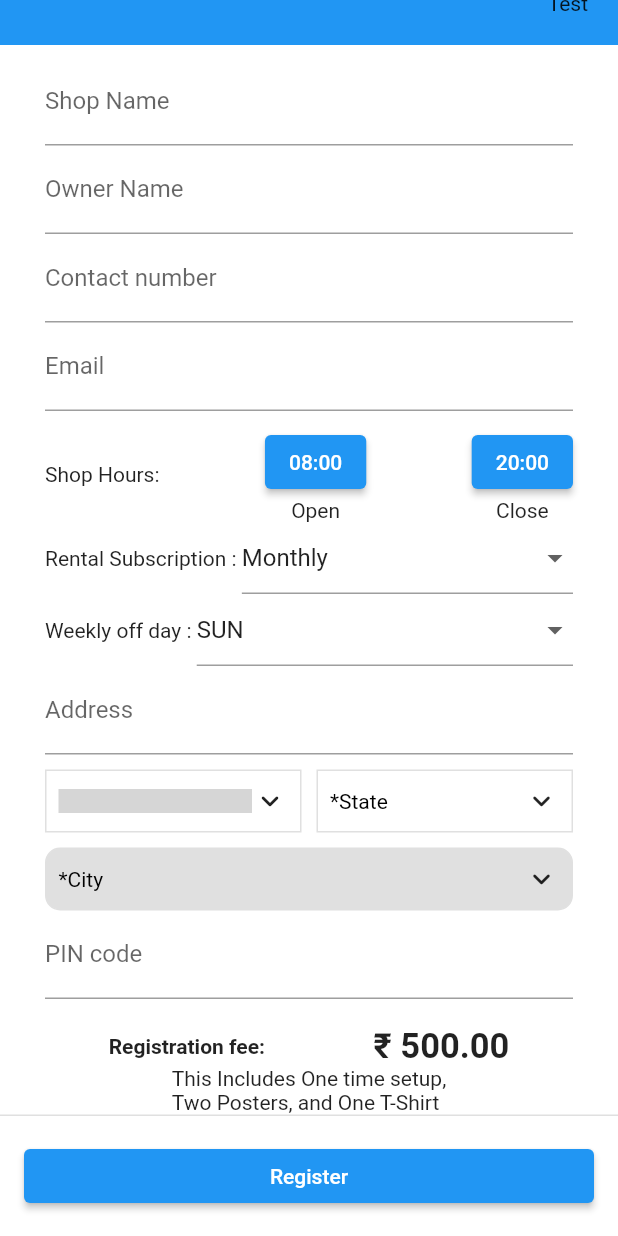
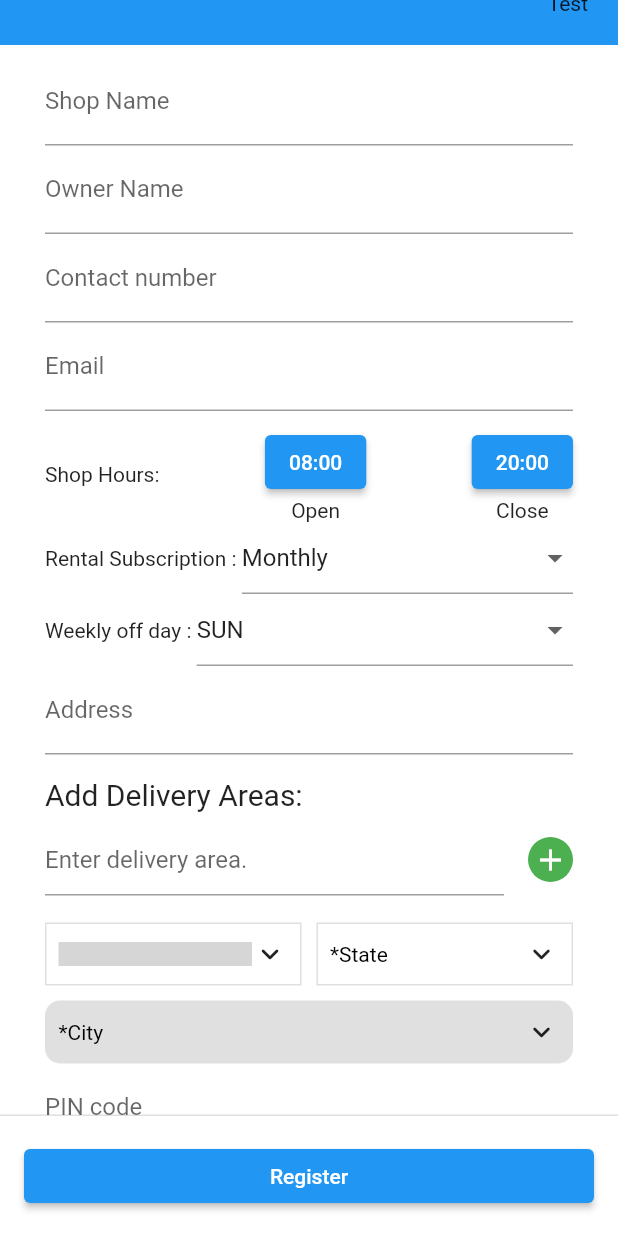
Before and after one commit to thumbeti/bha_app_vendor, a Flutter app: the RegistrationScreen screen opened directly, scrolled down 170 dp, on a phone screen of 412 x 824 dp. Run offline on Flutter 3.47's test engine with Material 2 defaults, Android fonts, the phone set to English and light mode, and no system bars; drawn by our look-alikes of csc_picker; our stand-ins replace cloud_firestore, email_validator, firebase_auth, firebase_core, firebase_storage, flutter_easyloading and 2 more; missing offline and left inert: flutterfire_ui, razorpay_flutter; accounts and stored records are empty; Roboto replaces fonts that are missing (CircularStd-Bold, CircularStd-Medium); grey boxes are pictures that could not be loaded.

Commit message:
Added delivery address.

```diff
--- a/lib/screens/registration_screen.dart
+++ b/lib/screens/registration_screen.dart
@@ -26,6 +26,9 @@ class RegistrationScreen extends StatefulWidget {
 class _RegistrationScreenState extends State<RegistrationScreen> {
   final FirebaseServices _services = FirebaseServices();
   final _formKey = GlobalKey<FormState>();
+  late TextEditingController _nameController;
+  static List<String?> deliveryAreasList = [null];
+
   late Razorpay _razorpay;
   bool testMode = true;
   int modeClickCount = 0;
@@ -63,10 +66,14 @@ class _RegistrationScreenState extends State<RegistrationScreen> {
     _razorpay.on(Razorpay.EVENT_PAYMENT_SUCCESS, _handlePaymentSuccess);
     _razorpay.on(Razorpay.EVENT_PAYMENT_ERROR, _handlePaymentError);
     _razorpay.on(Razorpay.EVENT_EXTERNAL_WALLET, _handleExternalWallet);
+
+    //deliveryAreasList.insert(0, '');
+    _nameController = TextEditingController();
   }
 
   @override
   void dispose() {
+    _nameController.dispose();
     super.dispose();
     _razorpay.clear();
   }
@@ -135,7 +142,8 @@ class _RegistrationScreenState extends State<RegistrationScreen> {
   }
 
   void finishRegistration() async {
-    openCheckout();
+    termsAndConditionsDialog(context);
+    //openCheckout();
     _saveToDB();
   }
 
@@ -174,11 +182,7 @@ class _RegistrationScreenState extends State<RegistrationScreen> {
         //'tinNumber':_gstNumber.text.isEmpty? null : _gstNumber.text,
       }).then((value) {
         EasyLoading.dismiss();
-        Navigator.of(context).pushReplacement(
-          MaterialPageRoute(
-            builder: (BuildContext context) => const LandingScreen(),
-          ),
-        );
+        Navigator.pop(context);
       });
     });
   }
@@ -281,7 +285,7 @@ class _RegistrationScreenState extends State<RegistrationScreen> {
               ),
               TextButton(
                 onPressed: () {
-                  finishRegistration();
+                  //finishRegistration();
                 },
                 child: const Text('I agree!'),
                 style: TextButton.styleFrom(
@@ -615,6 +619,17 @@ class _RegistrationScreenState extends State<RegistrationScreen> {
                           }
                         }),
                     const SizedBox(
+                      height: 15,
+                    ),
+                    Column(
+                      crossAxisAlignment: CrossAxisAlignment.start,
+                      children: [
+                        Text('Add Delivery Areas:', style: TextStyle(fontSize: 20),),
+                        Container(),
+                      ],
+                    ),
+                    ..._getDeliveryAreas(),
+                    const SizedBox(
                       height: 10,
                     ),
 
@@ -766,8 +781,6 @@ class _RegistrationScreenState extends State<RegistrationScreen> {
                   padding: const EdgeInsets.all(8.0),
                   child: ElevatedButton(
                     child: const Text('Register'),
-                    //onPressed: _saveToDB,
-                    //onPressed: () => termsAndConditionsDialog(context),
                     onPressed: () {
                       if (_shopImage == null) {
                         _scaffold('Shop Image not seleted');
@@ -780,7 +793,14 @@ class _RegistrationScreenState extends State<RegistrationScreen> {
                           _scaffold('Select address field completely');
                           return;
                         }
+                        //onPressed: _saveToDB,
+                        //onPressed: () => termsAndConditionsDialog(context),
                         finishRegistration();
+                        Navigator.of(context).pushReplacement(
+                          MaterialPageRoute(
+                            builder: (BuildContext context) => const LandingScreen(),
+                          ),
+                        );
                       }
                     },
                   ),
@@ -792,4 +812,98 @@ class _RegistrationScreenState extends State<RegistrationScreen> {
       ),
     );
   }
+
+  /// get delivery areas text-fields
+  List<Widget> _getDeliveryAreas(){
+    List<Widget> areasTextFields = [];
+    print('Siva: ' + deliveryAreasList.toString());
+    for(int i=0; i<deliveryAreasList.length; i++){
+      areasTextFields.add(
+          Padding(
+            padding: const EdgeInsets.symmetric(vertical: 8.0),
+            child: Row(
+              children: [
+                Expanded(child: DeliveryAreas(i)),
+                SizedBox(width: 16,),
+                // we need add button at last friends row
+                //_addRemoveButton(i == deliveryAreasList.length-1, i),
+                _addRemoveButton(i == 0, i),
+              ],
+            ),
+          )
+      );
+    }
+    return areasTextFields;
+  }
+
+  /// add / remove button
+  Widget _addRemoveButton(bool add, int index){
+    return InkWell(
+      onTap: (){
+        if(add){
+          // add new text-fields at the top of all friends textfields
+          deliveryAreasList.insert(index, '');
+        }
+        else deliveryAreasList.removeAt(index);
+        setState((){});
+      },
+      child: Container(
+        width: 30,
+        height: 30,
+        decoration: BoxDecoration(
+          color: (add) ? Colors.green : Colors.red,
+          borderRadius: BorderRadius.circular(20),
+        ),
+        child: Icon((add) ? Icons.add : Icons.remove, color: Colors.white,),
+      ),
+    );
+  }
+
 }
+
+class DeliveryAreas extends StatefulWidget {
+  final int index;
+  DeliveryAreas(this.index);
+  //const DeliveryAreas({Key? key}) : super(key: key);
+  @override
+  State<DeliveryAreas> createState() => _DeliveryAreasState();
+}
+
+class _DeliveryAreasState extends State<DeliveryAreas> {
+  late TextEditingController _nameController;
+
+  @override
+  void initState() {
+    super.initState();
+    _nameController = TextEditingController();
+  }
+
+  @override
+  void dispose() {
+    _nameController.dispose();
+    super.dispose();
+  }
+
+  @override
+  Widget build(BuildContext context) {
+
+    WidgetsBinding.instance!.addPostFrameCallback((timeStamp) {
+      _nameController.text = _RegistrationScreenState.deliveryAreasList[widget.index] ?? '';
+    });
+
+    return TextFormField(
+      //autovalidateMode: AutovalidateMode.always,
+      controller: _nameController,
+      onChanged: (v) => _RegistrationScreenState.deliveryAreasList[widget.index] = v,
+      decoration: InputDecoration(
+          hintText: 'Enter delivery area.'
+      ),
+      validator: (String? v){
+        print('RAM:<' + v.toString()+ '>');
+        //if(v!.length < 2) return 'Please enter something valid';
+        if(v!.trim().isEmpty) return 'Please enter something';
+        return null;
+      },
+    );
+  }
+}
--- a/pubspec.yaml
+++ b/pubspec.yaml
@@ -49,6 +49,12 @@ dependencies:
 dev_dependencies:
   flutter_test:
     sdk: flutter
+  flutter_launcher_icons: "^0.9.2"
+
+flutter_icons:
+  android: true
+  ios: true
+  image_path: "assets/app_logo.png"
 
   # The "flutter_lints" package below contains a set of recommended lints to
   # encourage good coding practices. The lint set provided by the package is
```
Also changed, not shown: lib/screens/login_screen.dart (+15 -10 lines), assets/app_logo.png (added), pubspec.lock, 18 other files.
